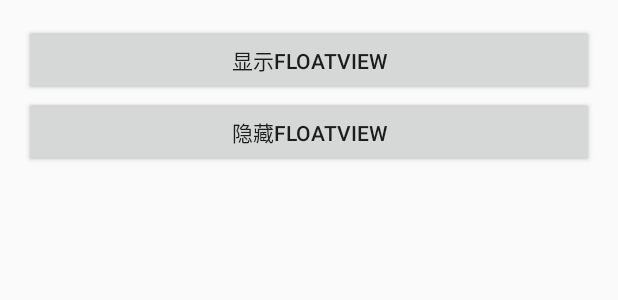
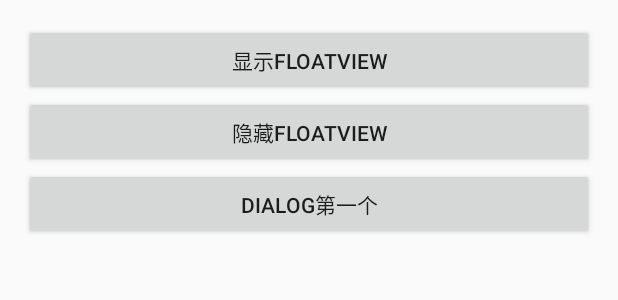
Before and after one commit to siylt007/taxiassistant, an Android app: the layout content_main.xml on its own in the app's theme, with its tools: preview values and no code run, on a phone screen of 412 x 824 dp. Shown: the top 300 px of the screen. Run offline under Robolectric (Android 15) with nearby library versions, the phone set to English and light mode, and no system bars.

Commit message:
增加底部dialog对话框
Change-Id: I6b369875ea2b2fba72525686bc0f25c09663d611

```diff
--- a/taxiassistant/src/main/res/layout/content_main.xml
+++ b/taxiassistant/src/main/res/layout/content_main.xml
@@ -45,4 +45,12 @@
         android:layout_below="@id/btn_show_float"
         />
 
+    <Button
+        android:id="@+id/btn_bottomdialog"
+        android:layout_width="match_parent"
+        android:layout_height="wrap_content"
+        android:text="dialog第一个"
+        android:layout_below="@id/btn_hide_float"
+        />
+
 </RelativeLayout>
```
Also changed, not shown: taxiassistant/src/main/java/com/taxiassistant/activity/MainActivity.java (+54 -2 lines).
